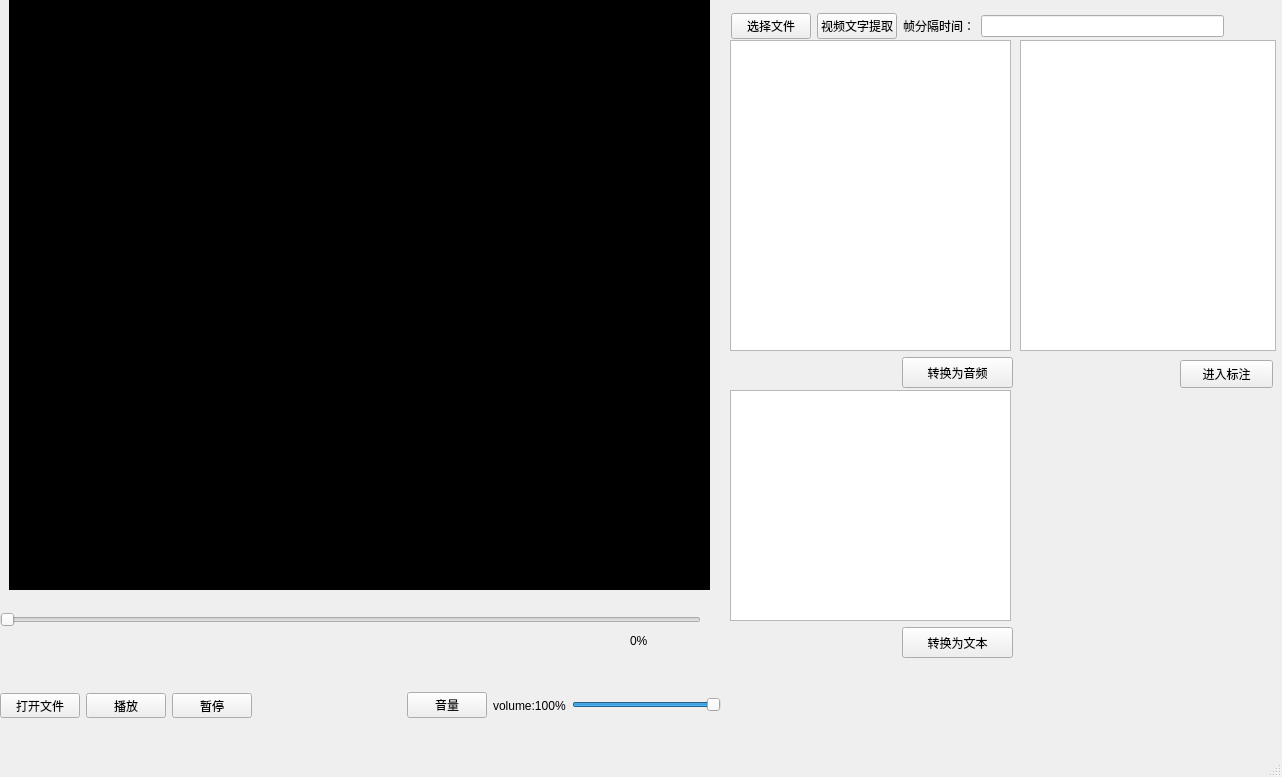
First picture: the form in GUI.ui, repository Tarp1t/FakeVideoAnnotation, before the edit.
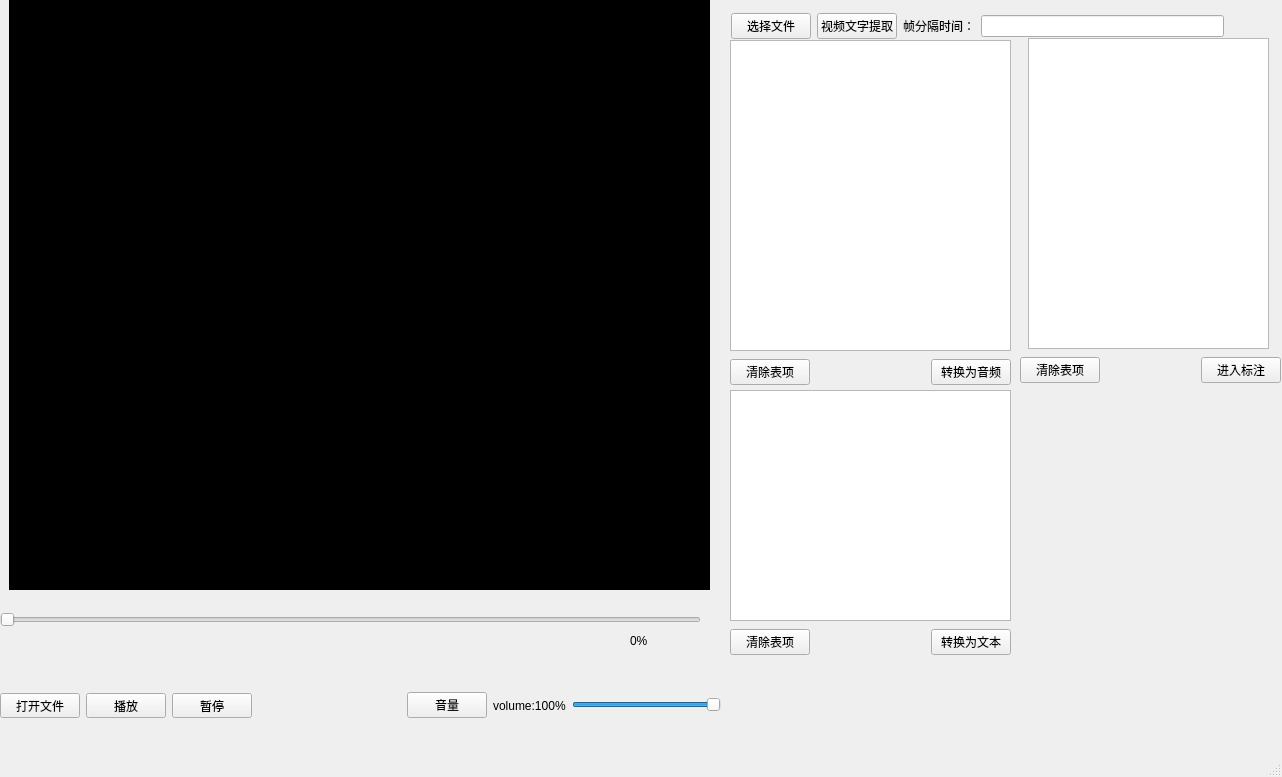
Second picture: the form after the edit. Icons and pictures are not drawn. Custom widgets are drawn as their Qt base class.

Patch:
```diff
--- a/GUI.ui
+++ b/GUI.ui
@@ -277,40 +277,6 @@
      </item>
     </layout>
    </widget>
-   <widget class="QPushButton" name="btn_convert_video_to_audio">
-    <property name="geometry">
-     <rect>
-      <x>902</x>
-      <y>357</y>
-      <width>111</width>
-      <height>31</height>
-     </rect>
-    </property>
-    <property name="text">
-     <string>转换为音频</string>
-    </property>
-    <property name="icon">
-     <iconset>
-      <normaloff>resoureces/images/convertToAudio.png</normaloff>resoureces/images/convertToAudio.png</iconset>
-    </property>
-   </widget>
-   <widget class="QPushButton" name="btn_convert_audio_to_text">
-    <property name="geometry">
-     <rect>
-      <x>902</x>
-      <y>627</y>
-      <width>111</width>
-      <height>31</height>
-     </rect>
-    </property>
-    <property name="text">
-     <string>转换为文本</string>
-    </property>
-    <property name="icon">
-     <iconset>
-      <normaloff>resoureces/images/convertToText.png</normaloff>resoureces/images/convertToText.png</iconset>
-    </property>
-   </widget>
    <widget class="QListWidget" name="Video_listWidget">
     <property name="geometry">
      <rect>
@@ -331,33 +297,6 @@
      </rect>
     </property>
    </widget>
-   <widget class="QListWidget" name="Text_listWidget">
-    <property name="geometry">
-     <rect>
-      <x>1020</x>
-      <y>40</y>
-      <width>256</width>
-      <height>311</height>
-     </rect>
-    </property>
-   </widget>
-   <widget class="QPushButton" name="btn_Annotation">
-    <property name="geometry">
-     <rect>
-      <x>1180</x>
-      <y>360</y>
-      <width>93</width>
-      <height>28</height>
-     </rect>
-    </property>
-    <property name="text">
-     <string>进入标注</string>
-    </property>
-    <property name="icon">
-     <iconset>
-      <normaloff>resoureces/images/judge .png</normaloff>resoureces/images/judge .png</iconset>
-    </property>
-   </widget>
    <widget class="QWidget" name="layoutWidget">
     <property name="geometry">
      <rect>
@@ -402,6 +341,145 @@
      </item>
     </layout>
    </widget>
+   <widget class="QListWidget" name="Text_listWidget">
+    <property name="geometry">
+     <rect>
+      <x>1028</x>
+      <y>38</y>
+      <width>241</width>
+      <height>311</height>
+     </rect>
+    </property>
+   </widget>
+   <widget class="QWidget" name="">
+    <property name="geometry">
+     <rect>
+      <x>730</x>
+      <y>357</y>
+      <width>281</width>
+      <height>30</height>
+     </rect>
+    </property>
+    <layout class="QHBoxLayout" name="horizontalLayout_3">
+     <item>
+      <widget class="QPushButton" name="btn_clear_videos">
+       <property name="text">
+        <string>清除表项</string>
+       </property>
+      </widget>
+     </item>
+     <item>
+      <spacer name="horizontalSpacer_2">
+       <property name="orientation">
+        <enum>Qt::Horizontal</enum>
+       </property>
+       <property name="sizeHint" stdset="0">
+        <size>
+         <width>40</width>
+         <height>20</height>
+        </size>
+       </property>
+      </spacer>
+     </item>
+     <item>
+      <widget class="QPushButton" name="btn_convert_video_to_audio">
+       <property name="text">
+        <string>转换为音频</string>
+       </property>
+       <property name="icon">
+        <iconset>
+         <normaloff>resoureces/images/convertToAudio.png</normaloff>resoureces/images/convertToAudio.png</iconset>
+       </property>
+      </widget>
+     </item>
+    </layout>
+   </widget>
+   <widget class="QWidget" name="">
+    <property name="geometry">
+     <rect>
+      <x>730</x>
+      <y>627</y>
+      <width>281</width>
+      <height>30</height>
+     </rect>
+    </property>
+    <layout class="QHBoxLayout" name="horizontalLayout_4">
+     <item>
+      <widget class="QPushButton" name="btn_clear_audios">
+       <property name="text">
+        <string>清除表项</string>
+       </property>
+      </widget>
+     </item>
+     <item>
+      <spacer name="horizontalSpacer_3">
+       <property name="orientation">
+        <enum>Qt::Horizontal</enum>
+       </property>
+       <property name="sizeHint" stdset="0">
+        <size>
+         <width>40</width>
+         <height>20</height>
+        </size>
+       </property>
+      </spacer>
+     </item>
+     <item>
+      <widget class="QPushButton" name="btn_convert_audio_to_text">
+       <property name="text">
+        <string>转换为文本</string>
+       </property>
+       <property name="icon">
+        <iconset>
+         <normaloff>resoureces/images/convertToText.png</normaloff>resoureces/images/convertToText.png</iconset>
+       </property>
+      </widget>
+     </item>
+    </layout>
+   </widget>
+   <widget class="QWidget" name="">
+    <property name="geometry">
+     <rect>
+      <x>1020</x>
+      <y>350</y>
+      <width>261</width>
+      <height>41</height>
+     </rect>
+    </property>
+    <layout class="QHBoxLayout" name="horizontalLayout_5">
+     <item>
+      <widget class="QPushButton" name="btn_clear_texts">
+       <property name="text">
+        <string>清除表项</string>
+       </property>
+      </widget>
+     </item>
+     <item>
+      <spacer name="horizontalSpacer_4">
+       <property name="orientation">
+        <enum>Qt::Horizontal</enum>
+       </property>
+       <property name="sizeHint" stdset="0">
+        <size>
+         <width>40</width>
+         <height>20</height>
+        </size>
+       </property>
+      </spacer>
+     </item>
+     <item>
+      <widget class="QPushButton" name="btn_Annotation">
+       <property name="text">
+        <string>进入标注</string>
+       </property>
+       <property name="icon">
+        <iconset>
+         <normaloff>resoureces/images/judge .png</normaloff>resoureces/images/judge .png</iconset>
+       </property>
+      </widget>
+     </item>
+    </layout>
+   </widget>
   </widget>
   <widget class="QMenuBar" name="menubar">
    <property name="geometry">
```
Left out of the diff: 2 changed lines with no effect on the pictures.
